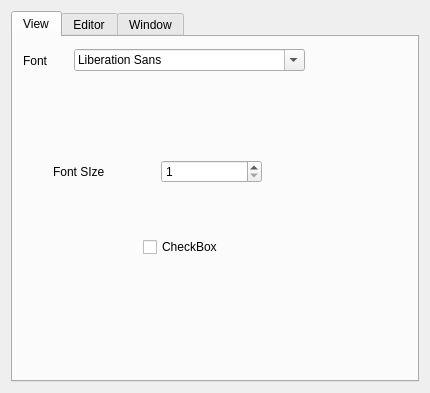
Before: the Qt Designer form settings.ui in kum8r/SimpleCodeEditor, drawn with Qt 5.
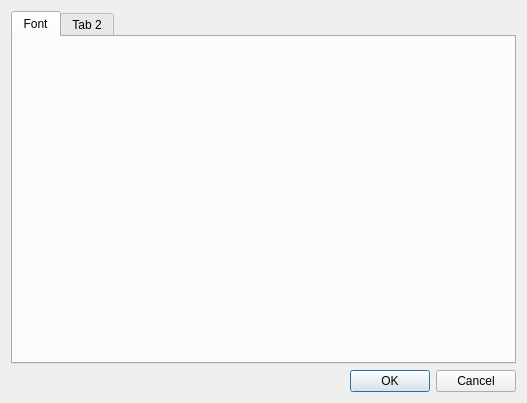
After: the same form once the commit is applied.

```diff
--- a/settings.ui
+++ b/settings.ui
@@ -6,8 +6,8 @@
    <rect>
     <x>0</x>
     <y>0</y>
-    <width>430</width>
-    <height>393</height>
+    <width>527</width>
+    <height>403</height>
    </rect>
   </property>
   <property name="windowTitle">
@@ -21,83 +21,24 @@
      </property>
      <widget class="QWidget" name="tab">
       <attribute name="title">
-       <string>View</string>
+       <string>Font</string>
       </attribute>
-      <widget class="QCheckBox" name="checkBox">
-       <property name="geometry">
-        <rect>
-         <x>130</x>
-         <y>200</y>
-         <width>87</width>
-         <height>20</height>
-        </rect>
-       </property>
-       <property name="text">
-        <string>CheckBox</string>
-       </property>
-      </widget>
-      <widget class="QWidget" name="">
-       <property name="geometry">
-        <rect>
-         <x>10</x>
-         <y>10</y>
-         <width>282</width>
-         <height>27</height>
-        </rect>
-       </property>
-       <layout class="QHBoxLayout" name="horizontalLayout">
-        <item>
-         <widget class="QLabel" name="label">
-          <property name="text">
-           <string>Font</string>
-          </property>
-         </widget>
-        </item>
-        <item>
-         <widget class="QFontComboBox" name="fontComboBox"/>
-        </item>
-       </layout>
-      </widget>
-      <widget class="QWidget" name="">
-       <property name="geometry">
-        <rect>
-         <x>40</x>
-         <y>120</y>
-         <width>209</width>
-         <height>29</height>
-        </rect>
-       </property>
-       <layout class="QHBoxLayout" name="horizontalLayout_2">
-        <item>
-         <widget class="QLabel" name="label_2">
-          <property name="text">
-           <string>Font SIze</string>
-          </property>
-         </widget>
-        </item>
-        <item>
-         <widget class="QSpinBox" name="spinBox">
-          <property name="minimum">
-           <number>1</number>
-          </property>
-          <property name="maximum">
-           <number>72</number>
-          </property>
-         </widget>
-        </item>
-       </layout>
-      </widget>
      </widget>
      <widget class="QWidget" name="tab_2">
       <attribute name="title">
-       <string>Editor</string>
+       <string>Tab 2</string>
       </attribute>
      </widget>
-     <widget class="QWidget" name="tab_3">
-      <attribute name="title">
-       <string>Window</string>
-      </attribute>
-     </widget>
+    </widget>
+   </item>
+   <item row="1" column="0">
+    <widget class="QDialogButtonBox" name="buttonBox">
+     <property name="orientation">
+      <enum>Qt::Horizontal</enum>
+     </property>
+     <property name="standardButtons">
+      <set>QDialogButtonBox::Cancel|QDialogButtonBox::Ok</set>
+     </property>
     </widget>
    </item>
   </layout>
```
Left out of the diff: 38 changed lines with no effect on the pictures.
